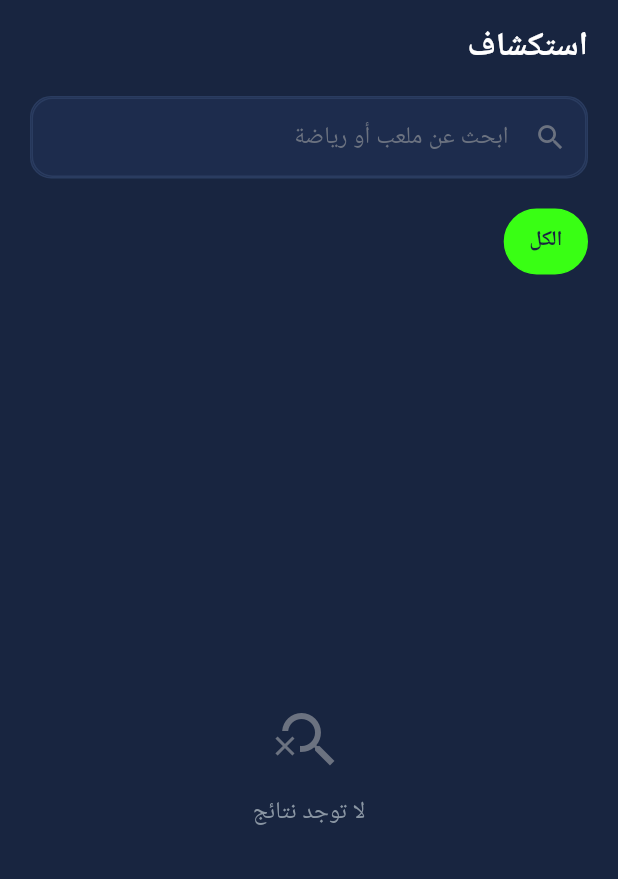
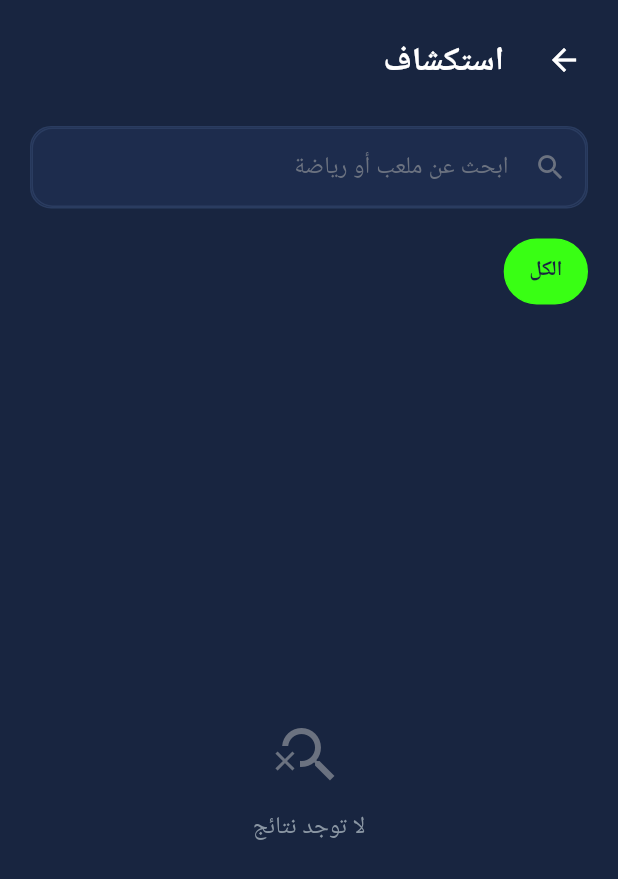
Before and after one commit to Abdelrahman-Redaa/Z-Sports-App, a Flutter app: the SearchScreen screen opened directly, on a phone screen of 412 x 824 dp. Shown: the top 879 px of the screen. Run offline on Flutter 3.47's test engine with Material 3 defaults, Android fonts, the phone set to English and light mode, and no system bars; our stand-ins replace cached_network_image, dio, equatable, flutter_bloc, go_router, google_fonts and 2 more; accounts and stored records are empty; Roboto replaces fonts that are missing (Tajawal).

Commit message:
fix(search): add missing route to app_router and add back button

```diff
--- a/lib/core/router/app_router.dart
+++ b/lib/core/router/app_router.dart
@@ -21,6 +21,7 @@ import 'package:z_sports_booking/features/profile/presentation/edit_profile_scre
 import 'package:z_sports_booking/features/profile/presentation/profile_screen.dart';
 import 'package:z_sports_booking/features/profile/presentation/settings_screen.dart';
 import 'package:z_sports_booking/features/profile/presentation/change_password_screen.dart';
+import 'package:z_sports_booking/features/search/presentation/search_screen.dart';
 import 'package:z_sports_booking/features/shell/presentation/main_shell.dart';
 import 'package:z_sports_booking/features/splash/presentation/splash_screen.dart';
 
@@ -151,6 +152,11 @@ final appRouter = GoRouter(
       builder: (_, state) =>
           ChatDetailScreen(conversationId: state.pathParameters['id']!),
     ),
+    GoRoute(
+      path: AppRoutes.search,
+      parentNavigatorKey: _rootNavigatorKey,
+      builder: (_, __) => const SearchScreen(),
+    ),
     StatefulShellRoute.indexedStack(
       builder: (_, __, navigationShell) =>
           MainShell(navigationShell: navigationShell),
--- a/lib/features/home/presentation/home_screen.dart
+++ b/lib/features/home/presentation/home_screen.dart
@@ -120,7 +120,7 @@ class _HomeScreenState extends State<HomeScreen> {
           ),
           child: TextField(
             readOnly: true,
-            onTap: () => context.go(AppRoutes.search),
+            onTap: () => context.push(AppRoutes.search),
             style: const TextStyle(color: AppColors.textPrimary),
             decoration: const InputDecoration(
               hintText: AppStrings.searchHint,
--- a/lib/features/search/presentation/search_screen.dart
+++ b/lib/features/search/presentation/search_screen.dart
@@ -67,9 +67,20 @@ class _SearchScreenState extends State<SearchScreen> {
               children: [
                 Padding(
                   padding: const EdgeInsets.fromLTRB(20, 16, 20, 0),
-                  child: Text(
-                    AppStrings.search,
-                    style: Theme.of(context).textTheme.titleLarge?.copyWith(fontWeight: FontWeight.w700),
+                  child: Row(
+                    children: [
+                      IconButton(
+                        icon: const Icon(Icons.arrow_forward, color: AppColors.textPrimary),
+                        onPressed: () => context.pop(),
+                        padding: EdgeInsets.zero,
+                        alignment: Alignment.centerRight,
+                      ),
+                      const SizedBox(width: 8),
+                      Text(
+                        AppStrings.search,
+                        style: Theme.of(context).textTheme.titleLarge?.copyWith(fontWeight: FontWeight.w700),
+                      ),
+                    ],
                   ),
                 ),
                 Padding(
```
